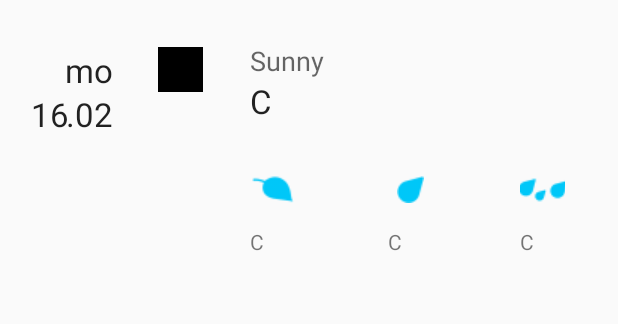
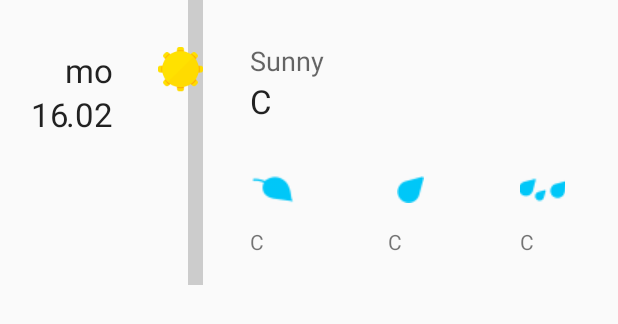
Before and after one commit to Rhadammanthis/Vedrid, an Android app: the layout forecast_list_item.xml on its own in the app's theme, with its tools: preview values and no code run, on a phone screen of 412 x 824 dp. Shown: the top 324 px of the screen. Run offline under Robolectric (Android 15) with nearby library versions, the phone set to English and light mode, and no system bars.

Commit message:
Last commit

```diff
--- a/app/src/main/AndroidManifest.xml
+++ b/app/src/main/AndroidManifest.xml
@@ -10,14 +10,14 @@
         android:label="@string/app_name"
         android:supportsRtl="true"
         android:theme="@style/AppTheme">
-        <activity android:name=".MainActivity">
+        <activity android:name=".ui.MainActivity">
             <intent-filter>
                 <action android:name="android.intent.action.MAIN"/>
 
                 <category android:name="android.intent.category.LAUNCHER"/>
             </intent-filter>
         </activity>
-        <activity android:name=".SplashActivity">
+        <activity android:name=".ui.SplashActivity">
         </activity>
     </application>
 
--- a/app/src/main/java/me/hugomedina/vedrid/adapters/ForecastAdapter.java
+++ b/app/src/main/java/me/hugomedina/vedrid/adapters/ForecastAdapter.java
@@ -49,8 +49,6 @@ public class ForecastAdapter extends RecyclerView.Adapter<ForecastAdapter.ViewHo
     @Override
     public void onBindViewHolder(ViewHolder holder, final int position) {
 
-        Log.d("Satan", String.valueOf(dataSet.get(position).getTime()));
-
         Calendar calendar = Calendar.getInstance();
         calendar.setTimeInMillis(dataSet.get(position).getTime());
 
--- a/app/src/main/java/me/hugomedina/vedrid/SplashActivity.java
+++ b/app/src/main/java/me/hugomedina/vedrid/ui/SplashActivity.java
@@ -1,7 +1,9 @@
-package me.hugomedina.vedrid;
+package me.hugomedina.vedrid.ui;
 
 import android.support.v7.app.AppCompatActivity;
 import android.os.Bundle;
+
+import me.hugomedina.vedrid.R;
 
 public class SplashActivity extends AppCompatActivity {
 
--- a/app/src/main/res/layout/activity_main.xml
+++ b/app/src/main/res/layout/activity_main.xml
@@ -56,6 +56,7 @@
                     android:layout_width="120dip"
                     android:layout_height="120dip"
                     android:id="@+id/imageView2"
+                    android:src="@drawable/sol_grande"
                     android:layout_alignParentTop="true"
                     android:layout_alignParentStart="true"
                     android:layout_marginStart="44dp"
--- a/app/src/main/res/layout/activity_splash.xml
+++ b/app/src/main/res/layout/activity_splash.xml
@@ -8,7 +8,7 @@
     android:paddingLeft="@dimen/activity_horizontal_margin"
     android:paddingRight="@dimen/activity_horizontal_margin"
     android:paddingTop="@dimen/activity_vertical_margin"
-    tools:context="me.hugomedina.vedrid.SplashActivity">
+    tools:context=".ui.SplashActivity">
 
     <ImageView
         android:layout_width="wrap_content"
--- a/app/src/main/res/layout/forecast_list_item.xml
+++ b/app/src/main/res/layout/forecast_list_item.xml
@@ -36,16 +36,26 @@
             android:layout_below="@+id/tv_day"
             android:layout_toStartOf="@+id/iv_summary"/>
 
+        <RelativeLayout
+            android:background="#cccccc"
+            android:layout_width="10dip"
+            android:layout_height="match_parent"
+            android:layout_alignParentTop="true"
+            android:layout_alignParentEnd="true"/>
+
         <ImageView
             android:layout_width="30dip"
             android:layout_height="30dip"
-            android:background="#000000"
+            android:scaleType="fitXY"
             android:id="@+id/iv_summary"
+            android:src="@drawable/sol_mini"
             android:layout_marginLeft="30dip"
-            android:layout_above="@+id/tv_calMonth"
+            android:layout_alignBottom="@+id/tv_day"
             android:layout_alignParentEnd="true"/>
 
+
     </RelativeLayout>
+
 
     <RelativeLayout
         android:layout_weight="1"
```
Also changed, not shown: app/src/main/java/me/hugomedina/vedrid/ui/MainActivity.java (renamed from app/src/main/java/me/hugomedina/vedrid/MainActivity.java, +3 -9 lines).
